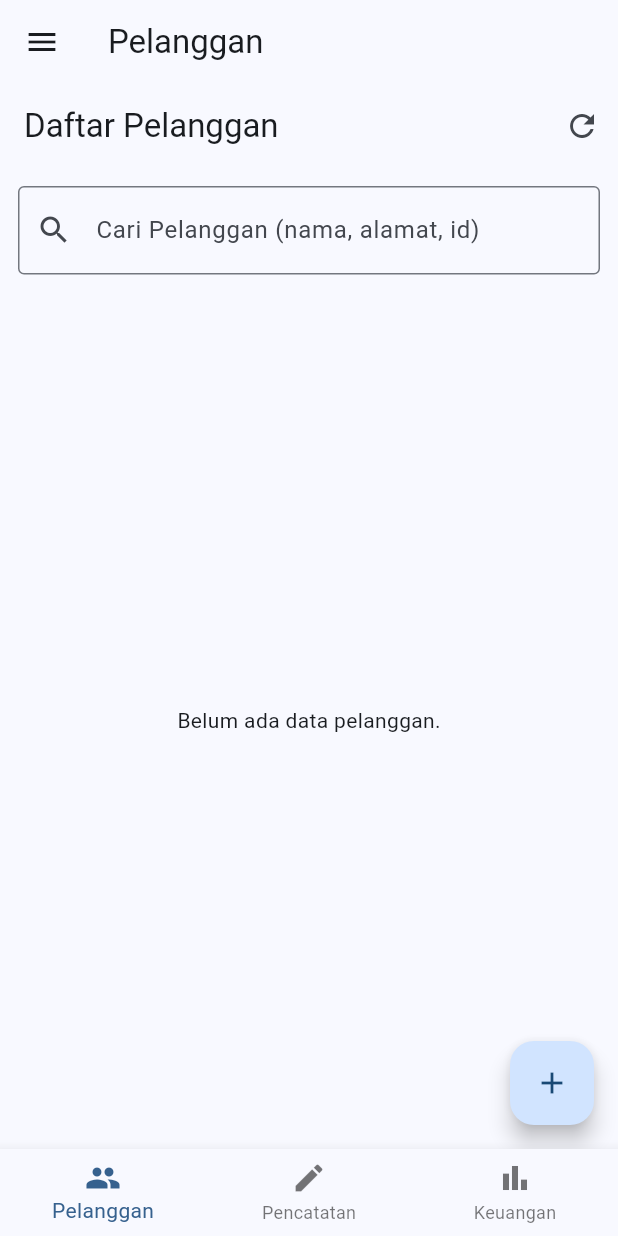
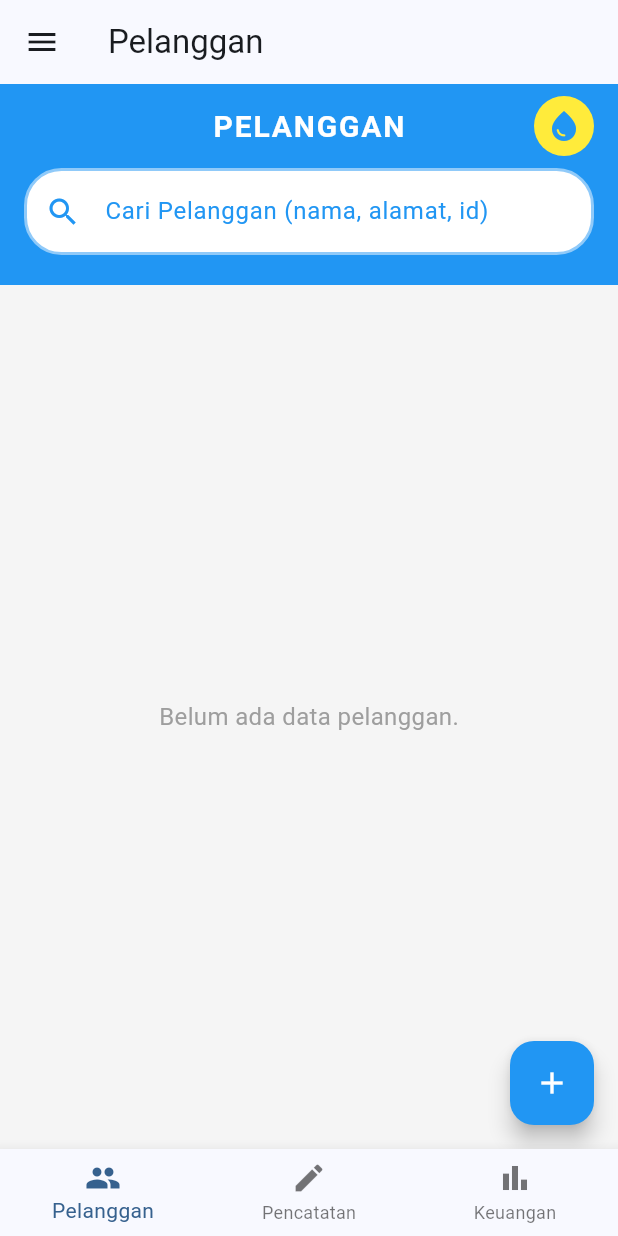
Before and after one commit to Harwas/catat_meter, a Flutter app: the screen it shows after launch, on a phone screen of 412 x 824 dp. Run offline on Flutter 3.47's test engine with Material 3 defaults, Android fonts, the phone set to English and light mode, and no system bars; our stand-ins replace firebase_core, firebase_database; missing offline and left inert: excel; accounts and stored records are empty.

Commit message:
`Refactor PelangganScreen: update UI, add custom colors, and modify layout`

```diff
--- a/lib/screens/home_screen.dart
+++ b/lib/screens/home_screen.dart
@@ -66,7 +66,7 @@ class _HomeScreenState extends State<HomeScreen> {
               onTap: () => _onDrawerTap(const EditTarifScreen()),
             ),
             ListTile(
-              leading: const Icon(Icons.add_circle),
+              leading: const Icon(Icons.edit),
               title: const Text('Edit Cater'),
               onTap: () => _onDrawerTap(const EditCaterScreen()),
             ),
--- a/lib/screens/pelanggan_screen.dart
+++ b/lib/screens/pelanggan_screen.dart
@@ -93,92 +93,169 @@ class _PelangganScreenState extends State<PelangganScreen> {
   @override
   Widget build(BuildContext context) {
     return Scaffold(
+      backgroundColor: Colors.grey[100],
       appBar: AppBar(
-        title: const Text('Daftar Pelanggan'),
+        backgroundColor: const Color(0xFF2196F3),
+        elevation: 0,
+        title: const Text(
+          'PELANGGAN',
+          style: TextStyle(
+            color: Colors.white,
+            fontWeight: FontWeight.bold,
+            fontSize: 20,
+            letterSpacing: 1.2,
+          ),
+        ),
+        centerTitle: true,
         actions: [
-          IconButton(
-            icon: Icon(Icons.refresh),
-            onPressed: _fetchPelanggan,
+          Container(
+            margin: const EdgeInsets.only(right: 16),
+            width: 40,
+            height: 40,
+            decoration: const BoxDecoration(
+              color: Colors.yellow,
+              shape: BoxShape.circle,
+            ),
+            child: const Icon(
+              Icons.water_drop,
+              color: Color(0xFF2196F3),
+              size: 24,
+            ),
           ),
         ],
       ),
       floatingActionButton: FloatingActionButton(
         onPressed: _navigateToTambahPelanggan,
-        child: Icon(Icons.add),
+        backgroundColor: const Color(0xFF2196F3),
+        child: const Icon(Icons.add, color: Colors.white),
         tooltip: 'Tambah Pelanggan',
       ),
       body: _loading
-          ? Center(child: CircularProgressIndicator())
+          ? const Center(child: CircularProgressIndicator())
           : Column(
               children: [
-                Padding(
-                  padding: const EdgeInsets.all(12.0),
-                  child: TextField(
-                    controller: _searchController,
-                    decoration: InputDecoration(
-                      labelText: 'Cari Pelanggan (nama, alamat, id)',
-                      prefixIcon: const Icon(Icons.search),
-                      border: OutlineInputBorder(),
+                Container(
+                  color: const Color(0xFF2196F3),
+                  padding: const EdgeInsets.fromLTRB(16, 0, 16, 20),
+                  child: Container(
+                    decoration: BoxDecoration(
+                      color: Colors.white,
+                      borderRadius: BorderRadius.circular(25),
+                      border: Border.all(color: Colors.blue.shade200, width: 2),
                     ),
-                    style: const TextStyle(fontSize: 18),
+                    child: TextField(
+                      controller: _searchController,
+                      decoration: const InputDecoration(
+                        hintText: 'Cari Pelanggan (nama, alamat, id)',
+                        hintStyle: TextStyle(color: Colors.blue, fontSize: 16),
+                        prefixIcon: Icon(Icons.search, color: Colors.blue, size: 24),
+                        border: InputBorder.none,
+                        contentPadding: EdgeInsets.symmetric(horizontal: 20, vertical: 15),
+                      ),
+                      style: const TextStyle(fontSize: 16),
+                    ),
                   ),
                 ),
                 Expanded(
                   child: _filteredList.isEmpty
-                      ? Center(child: Text('Belum ada data pelanggan.'))
+                      ? const Center(
+                          child: Text(
+                            'Belum ada data pelanggan.',
+                            style: TextStyle(fontSize: 16, color: Colors.grey),
+                          ),
+                        )
                       : ListView.builder(
+                          padding: const EdgeInsets.all(16),
                           itemCount: _filteredList.length,
                           itemBuilder: (context, index) {
                             final pelanggan = _filteredList[index];
                             return GestureDetector(
                               onTap: () => _navigateToDetailPelanggan(pelanggan['id']),
-                              child: Card(
-                                margin: EdgeInsets.symmetric(horizontal: 10, vertical: 6),
-                                shape: RoundedRectangleBorder(
+                              child: Container(
+                                margin: const EdgeInsets.only(bottom: 12),
+                                decoration: BoxDecoration(
+                                  color: Colors.white,
                                   borderRadius: BorderRadius.circular(15),
-                                  side: BorderSide(color: Colors.blue.shade300, width: 1.5),
+                                  border: Border.all(color: Colors.blue.shade200, width: 2),
+                                  boxShadow: [
+                                    BoxShadow(
+                                      color: Colors.grey.withOpacity(0.1),
+                                      spreadRadius: 1,
+                                      blurRadius: 3,
+                                      offset: const Offset(0, 2),
+                                    ),
+                                  ],
                                 ),
                                 child: Padding(
-                                  padding: const EdgeInsets.all(10),
+                                  padding: const EdgeInsets.all(16),
                                   child: Row(
                                     children: [
-                                      CircleAvatar(
-                                        backgroundColor: Colors.yellow[200],
-                                        child: Icon(Icons.person, color: Colors.blue[800]),
-                                        radius: 28,
+                                      Container(
+                                        width: 50,
+                                        height: 50,
+                                        decoration: BoxDecoration(
+                                          color: _getAvatarColor(index),
+                                          shape: BoxShape.circle,
+                                        ),
+                                        child: ClipRRect(
+                                          borderRadius: BorderRadius.circular(25),
+                                          child: Image.asset(
+                                            _getAvatarImage(index),
+                                            width: 50,
+                                            height: 50,
+                                            fit: BoxFit.cover,
+                                            errorBuilder: (context, error, stackTrace) {
+                                              return Icon(
+                                                Icons.person,
+                                                color: Colors.blue[800],
+                                                size: 30,
+                                              );
+                                            },
+                                          ),
+                                        ),
                                       ),
-                                      SizedBox(width: 15),
+                                      const SizedBox(width: 16),
                                       Expanded(
                                         child: Column(
                                           crossAxisAlignment: CrossAxisAlignment.start,
                                           children: [
                                             Text(
-                                              pelanggan['nama'] ?? '-',
-                                              style: TextStyle(
+                                              pelanggan['nama'] ?? 'NAMA PELANGGAN',
+                                              style: const TextStyle(
                                                 fontWeight: FontWeight.bold,
-                                                color: Colors.blue[800],
-                                                fontSize: 18,
+                                                color: Color(0xFF2196F3),
+                                                fontSize: 16,
                                               ),
                                             ),
-                                            SizedBox(height: 3),
+                                            const SizedBox(height: 8),
                                             Text(
-                                              'PADUKUHAN : ${pelanggan['alamat'] ?? '-'}',
-                                              style: TextStyle(fontSize: 14),
+                                              'Alamat : ${pelanggan['alamat'] ?? ''}',
+                                              style: const TextStyle(
+                                                fontSize: 14,
+                                                color: Color(0xFF2196F3),
+                                              ),
                                             ),
+                                            const SizedBox(height: 4),
                                             Text(
                                               'TANGGAL : ${pelanggan['tanggal_sambung'] != null && pelanggan['tanggal_sambung'] != "" ? pelanggan['tanggal_sambung'].toString().split('T').first : ""}',
-                                              style: TextStyle(fontSize: 14),
+                                              style: const TextStyle(
+                                                fontSize: 14,
+                                                color: Color(0xFF2196F3),
+                                              ),
                                             ),
                                           ],
                                         ),
                                       ),
-                                      SizedBox(width: 8),
-                                      Text(
-                                        pelanggan['id'] ?? '',
-                                        style: TextStyle(
-                                          color: Colors.blue[700],
-                                          fontWeight: FontWeight.bold,
-                                          fontSize: 16,
+                                      const SizedBox(width: 8),
+                                      Container(
+                                        padding: const EdgeInsets.symmetric(horizontal: 8, vertical: 4),
+                                        child: Text(
+                                          pelanggan['id'] ?? '',
+                                          style: const TextStyle(
+                                            color: Color(0xFF2196F3),
+                                            fontWeight: FontWeight.bold,
+                                            fontSize: 14,
+                                          ),
                                         ),
                                       ),
                                     ],
@@ -193,4 +270,26 @@ class _PelangganScreenState extends State<PelangganScreen> {
             ),
     );
   }
+
+  Color _getAvatarColor(int index) {
+    final colors = [
+      Colors.yellow[200]!,
+      Colors.orange[200]!,
+      Colors.blue[200]!,
+      Colors.pink[200]!,
+    ];
+    return colors[index % colors.length];
+  }
+
+  String _getAvatarImage(int index) {
+    // Ini adalah placeholder untuk gambar avatar
+    // Anda bisa mengganti dengan path gambar yang sesuai atau menggunakan network image
+    final images = [
+      'assets/images/avatar1.png',
+      'assets/images/avatar2.png',
+      'assets/images/avatar3.png',
+      'assets/images/avatar4.png',
+    ];
+    return images[index % images.length];
+  }
 }
```
